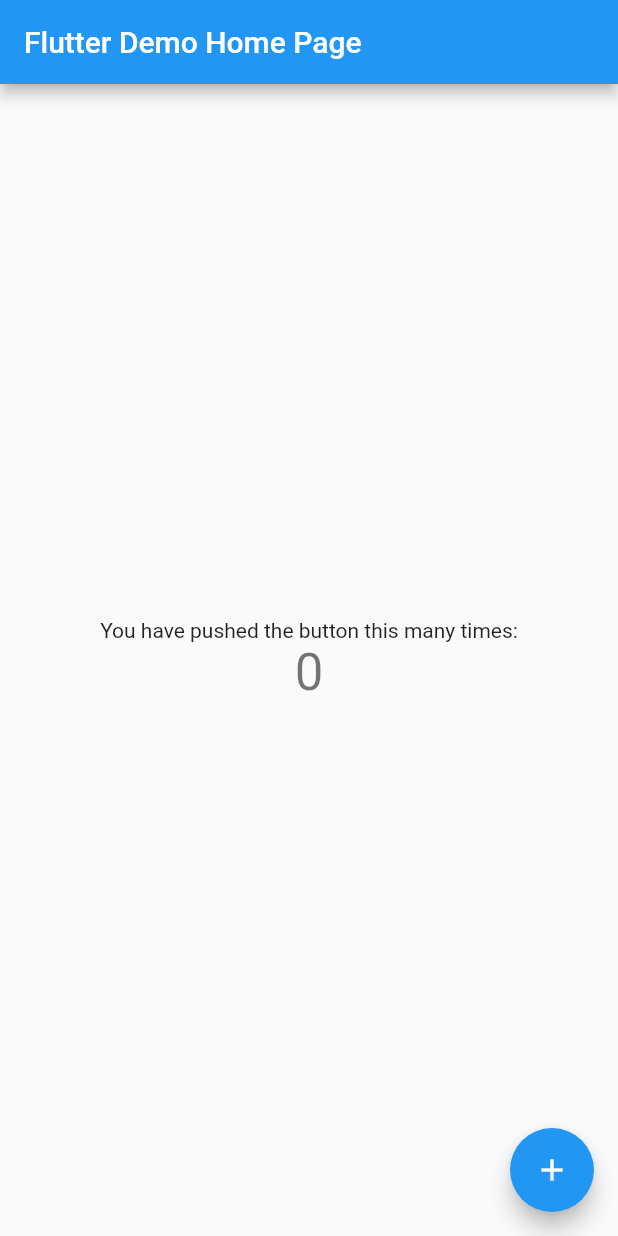
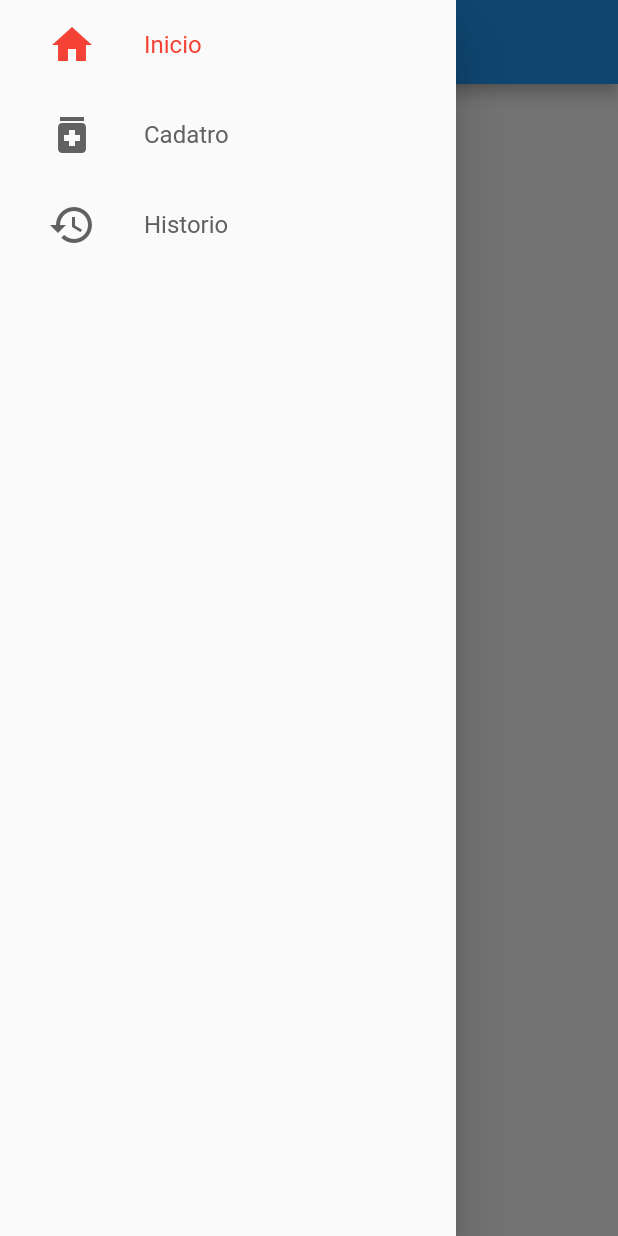
Before and after one commit to cristianpaulo4/Gerenciamento_de_medicamentos, a Flutter app: the screen it shows after launch, with the side drawer open (before the commit the screen has no drawer), on a phone screen of 412 x 824 dp. Run offline on Flutter 3.47's test engine with Material 2 defaults, Android fonts, the phone set to English and light mode, and no system bars.

Commit message:
screens and navigation

```diff
--- /dev/null
+++ b/lib/common/custom_drawer/custom_drawer.dart
@@ -0,0 +1,17 @@
+import 'package:flutter/material.dart';
+import 'package:gerenciamento_medicamentos/common/custom_drawer/drawer_tile.dart';
+
+class CustomDrawer extends StatelessWidget {
+  @override
+  Widget build(BuildContext context) {
+    return Drawer(
+      child: ListView(
+        children: [
+          DrawerTile(iconData: Icons.home, title: 'Inicio', page: 0,),
+          DrawerTile(iconData: Icons.medication, title: 'Cadatro',page: 1,),
+          DrawerTile(iconData: Icons.history, title: 'Historio',page: 2,),
+        ],
+      ),
+    );
+  }
+}
--- /dev/null
+++ b/lib/common/custom_drawer/drawer_tile.dart
@@ -0,0 +1,50 @@
+import 'package:flutter/material.dart';
+import 'package:gerenciamento_medicamentos/models/page_manager.dart';
+import 'package:provider/provider.dart';
+
+class DrawerTile extends StatelessWidget {
+
+  const DrawerTile({required this.iconData, required this.title, required this.page});
+
+  final IconData iconData;
+  final String title;
+  final int page;
+
+  @override
+  Widget build(BuildContext context) {
+
+    final int curParge = context.watch<PageManager>().page;
+
+    return InkWell(
+      onTap: () {
+        context.read<PageManager>().setPage(page);
+      },
+
+      child: SizedBox(
+        height: 60,
+        child: Row(
+          children: [
+
+            Padding(
+                padding: const EdgeInsets.symmetric(horizontal: 32),
+              child: Icon(
+                iconData,
+                size: 32,
+                color: curParge == page ? Colors.red : Colors.grey[700],
+              ),
+            ),
+
+            Text(
+              title,
+              style: TextStyle(
+                fontSize: 16,
+                color: curParge == page ? Colors.red : Colors.grey[700],
+              ),
+            )
+
+          ],
+        ),
+      ),
+    );
+  }
+}
--- a/lib/main.dart
+++ b/lib/main.dart
@@ -1,137 +1,22 @@
-import 'package:cloud_firestore/cloud_firestore.dart';
-import 'package:firebase_core/firebase_core.dart';
-import 'package:firebase_storage/firebase_storage.dart';
 import 'package:flutter/material.dart';
+import 'package:gerenciamento_medicamentos/screens/base/base_screen.dart';
 
 
-Future<void> main() async {
+void main()  {
   runApp(const MyApp());
-
-  await Firebase.initializeApp();
-
-  FirebaseFirestore.instance.collection('pedidos').doc('#0001').set(
-    {'usuario':'Daniel Ciolfi 2'}
-  );
-
-
-  var collection = FirebaseFirestore.instance.collection('contact');
-  collection.doc('contato').set({
-    'name':'Charleston'
-  }
-  ).then((value) => print('deu certo'))
-  .catchError((error) => print('deu errado $error'));
-
-  DocumentSnapshot document = await FirebaseFirestore.instance.collection('pedidos').doc('#0001').get();
-
-  print(document.data());
 }
 
 class MyApp extends StatelessWidget {
   const MyApp({Key? key}) : super(key: key);
-
-  // This widget is the root of your application.
   @override
   Widget build(BuildContext context) {
     return MaterialApp(
-      title: 'Flutter Demo',
+      title: 'Gerenciamento de medicamentos',
+      debugShowCheckedModeBanner: false,
       theme: ThemeData(
-        // This is the theme of your application.
-        //
-        // Try running your application with "flutter run". You'll see the
-        // application has a blue toolbar. Then, without quitting the app, try
-        // changing the primarySwatch below to Colors.green and then invoke
-        // "hot reload" (press "r" in the console where you ran "flutter run",
-        // or simply save your changes to "hot reload" in a Flutter IDE).
-        // Notice that the counter didn't reset back to zero; the application
-        // is not restarted.
         primarySwatch: Colors.blue,
       ),
-      home: const MyHomePage(title: 'Flutter Demo Home Page'),
+      home: BaseScreen(),
     );
   }
 }
-
-class MyHomePage extends StatefulWidget {
-  const MyHomePage({Key? key, required this.title}) : super(key: key);
-
-  // This widget is the home page of your application. It is stateful, meaning
-  // that it has a State object (defined below) that contains fields that affect
-  // how it looks.
-
-  // This class is the configuration for the state. It holds the values (in this
-  // case the title) provided by the parent (in this case the App widget) and
-  // used by the build method of the State. Fields in a Widget subclass are
-  // always marked "final".
-
-  final String title;
-
-  @override
-  State<MyHomePage> createState() => _MyHomePageState();
-}
-
-class _MyHomePageState extends State<MyHomePage> {
-  int _counter = 0;
-
-  void _incrementCounter() {
-    setState(() {
-      // This call to setState tells the Flutter framework that something has
-      // changed in this State, which causes it to rerun the build method below
-      // so that the display can reflect the updated values. If we changed
-      // _counter without calling setState(), then the build method would not be
-      // called again, and so nothing would appear to happen.
-      _counter++;
-    });
-  }
-
-  @override
-  Widget build(BuildContext context) {
-    // This method is rerun every time setState is called, for instance as done
-    // by the _incrementCounter method above.
-    //
-    // The Flutter framework has been optimized to make rerunning build methods
-    // fast, so that you can just rebuild anything that needs updating rather
-    // than having to individually change instances of widgets.
-    return Scaffold(
-      appBar: AppBar(
-        // Here we take the value from the MyHomePage object that was created by
-        // the App.build method, and use it to set our appbar title.
-        title: Text(widget.title),
-      ),
-      body: Center(
-        // Center is a layout widget. It takes a single child and positions it
-        // in the middle of the parent.
-        child: Column(
-          // Column is also a layout widget. It takes a list of children and
-          // arranges them vertically. By default, it sizes itself to fit its
-          // children horizontally, and tries to be as tall as its parent.
-          //
-          // Invoke "debug painting" (press "p" in the console, choose the
-          // "Toggle Debug Paint" action from the Flutter Inspector in Android
-          // Studio, or the "Toggle Debug Paint" command in Visual Studio Code)
-          // to see the wireframe for each widget.
-          //
-          // Column has various properties to control how it sizes itself and
-          // how it positions its children. Here we use mainAxisAlignment to
-          // center the children vertically; the main axis here is the vertical
-          // axis because Columns are vertical (the cross axis would be
-          // horizontal).
-          mainAxisAlignment: MainAxisAlignment.center,
-          children: <Widget>[
-            const Text(
-              'You have pushed the button this many times:',
-            ),
-            Text(
-              '$_counter',
-              style: Theme.of(context).textTheme.headline4,
-            ),
-          ],
-        ),
-      ),
-      floatingActionButton: FloatingActionButton(
-        onPressed: _incrementCounter,
-        tooltip: 'Increment',
-        child: const Icon(Icons.add),
-      ), // This trailing comma makes auto-formatting nicer for build methods.
-    );
-  }
-}
--- /dev/null
+++ b/lib/models/page_manager.dart
@@ -0,0 +1,16 @@
+import 'package:flutter/cupertino.dart';
+
+class PageManager {
+
+  PageManager(this._pageController);
+
+  PageController _pageController;
+
+  int page = 0;
+
+  void setPage(int value){
+    if(value == page) return;
+    page = value;
+    _pageController.jumpToPage(value);
+  }
+}
--- /dev/null
+++ b/lib/screens/base/base_screen.dart
@@ -0,0 +1,45 @@
+import 'package:flutter/material.dart';
+import 'package:gerenciamento_medicamentos/common/custom_drawer/custom_drawer.dart';
+import 'package:gerenciamento_medicamentos/models/page_manager.dart';
+import 'package:provider/provider.dart';
+
+
+class BaseScreen extends StatelessWidget {
+
+  final PageController pageController = PageController();
+
+  @override
+  Widget build(BuildContext context) {
+    return Provider(
+      create: (_) => PageManager(pageController),
+      child: PageView(
+        controller: pageController,
+        physics: const NeverScrollableScrollPhysics(),
+        children: [
+
+          Scaffold(
+            drawer: CustomDrawer(),
+              appBar: AppBar(
+                title: const Text('Home1'),
+            ),
+          ),
+
+          Scaffold(
+            drawer: CustomDrawer(),
+            appBar: AppBar(
+              title: const Text('Home2'),
+            ),
+          ),
+
+          Scaffold(
+            drawer: CustomDrawer(),
+            appBar: AppBar(
+              title: const Text('Home3'),
+            ),
+          ),
+
+        ],
+      ),
+    );
+  }
+}
--- a/pubspec.yaml
+++ b/pubspec.yaml
@@ -37,6 +37,7 @@ dependencies:
   cloud_firestore: ^3.1.8
   firebase_auth: ^3.3.7
   firebase_storage: ^10.2.7
+  provider: ^6.0.2
 
 dev_dependencies:
   flutter_test:
```
Also changed, not shown: pubspec.lock.
